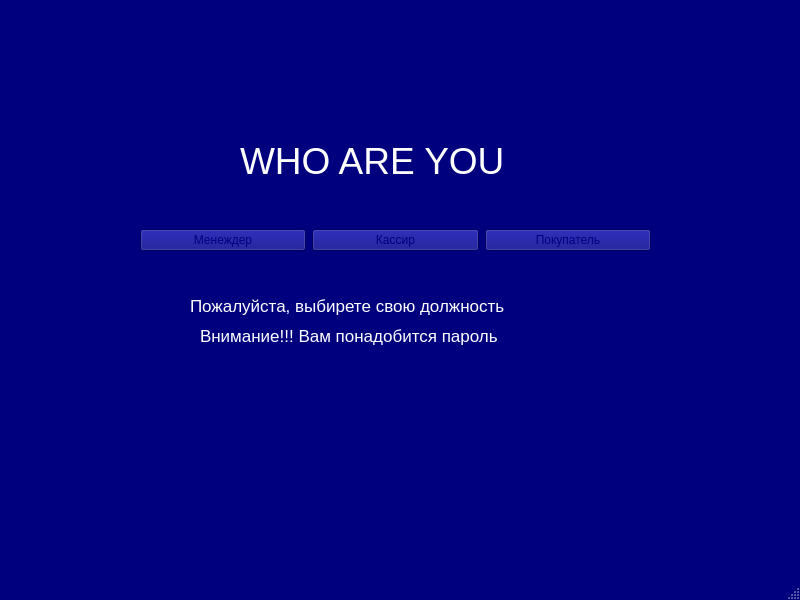
The window that first.ui (katiarapter/lyceum) describes before a commit, drawn with Qt 5.
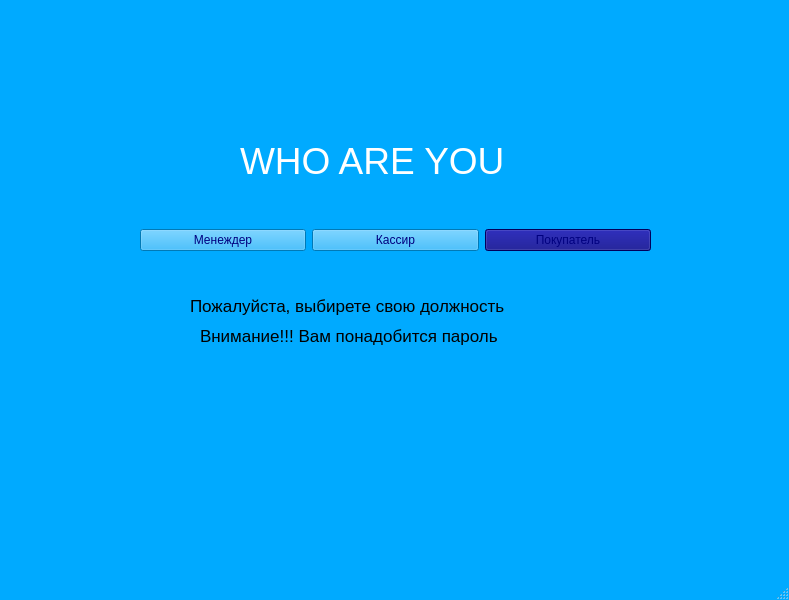
The same window after the commit.

Commit message: change backgrounds of second windows

What changed in the file:
```diff
--- a/first.ui
+++ b/first.ui
@@ -6,7 +6,7 @@
    <rect>
     <x>0</x>
     <y>0</y>
-    <width>800</width>
+    <width>789</width>
     <height>600</height>
    </rect>
   </property>
@@ -16,9 +16,9 @@
      <colorrole role="WindowText">
       <brush brushstyle="SolidPattern">
        <color alpha="255">
-        <red>255</red>
-        <green>255</green>
-        <blue>255</blue>
+        <red>0</red>
+        <green>0</green>
+        <blue>0</blue>
        </color>
       </brush>
      </colorrole>
@@ -26,26 +26,26 @@
       <brush brushstyle="SolidPattern">
        <color alpha="255">
         <red>0</red>
-        <green>0</green>
-        <blue>127</blue>
+        <green>170</green>
+        <blue>255</blue>
        </color>
       </brush>
      </colorrole>
      <colorrole role="Light">
       <brush brushstyle="SolidPattern">
        <color alpha="255">
-        <red>0</red>
-        <green>0</green>
-        <blue>191</blue>
+        <red>127</red>
+        <green>213</green>
+        <blue>255</blue>
        </color>
       </brush>
      </colorrole>
      <colorrole role="Midlight">
       <brush brushstyle="SolidPattern">
        <color alpha="255">
-        <red>0</red>
-        <green>0</green>
-        <blue>159</blue>
+        <red>63</red>
+        <green>191</green>
+        <blue>255</blue>
        </color>
       </brush>
      </colorrole>
@@ -53,8 +53,8 @@
       <brush brushstyle="SolidPattern">
        <color alpha="255">
         <red>0</red>
-        <green>0</green>
-        <blue>63</blue>
+        <green>85</green>
+        <blue>127</blue>
        </color>
       </brush>
      </colorrole>
@@ -62,17 +62,17 @@
       <brush brushstyle="SolidPattern">
        <color alpha="255">
         <red>0</red>
-        <green>0</green>
-        <blue>84</blue>
+        <green>113</green>
+        <blue>170</blue>
        </color>
       </brush>
      </colorrole>
      <colorrole role="Text">
       <brush brushstyle="SolidPattern">
        <color alpha="255">
-        <red>255</red>
-        <green>255</green>
-        <blue>255</blue>
+        <red>0</red>
+        <green>0</green>
+        <blue>0</blue>
        </color>
       </brush>
      </colorrole>
@@ -88,18 +88,18 @@
      <colorrole role="ButtonText">
       <brush brushstyle="SolidPattern">
        <color alpha="255">
-        <red>255</red>
-        <green>255</green>
-        <blue>255</blue>
+        <red>0</red>
+        <green>0</green>
+        <blue>0</blue>
        </color>
       </brush>
      </colorrole>
      <colorrole role="Base">
       <brush brushstyle="SolidPattern">
        <color alpha="255">
-        <red>0</red>
-        <green>0</green>
-        <blue>0</blue>
+        <red>255</red>
+        <green>255</green>
+        <blue>255</blue>
        </color>
       </brush>
      </colorrole>
@@ -107,8 +107,8 @@
       <brush brushstyle="SolidPattern">
        <color alpha="255">
         <red>0</red>
-        <green>0</green>
-        <blue>127</blue>
+        <green>170</green>
+        <blue>255</blue>
        </color>
       </brush>
      </colorrole>
@@ -124,9 +124,9 @@
      <colorrole role="AlternateBase">
       <brush brushstyle="SolidPattern">
        <color alpha="255">
-        <red>0</red>
-        <green>0</green>
-        <blue>63</blue>
+        <red>127</red>
+        <green>212</green>
+        <blue>255</blue>
        </color>
       </brush>
      </colorrole>
@@ -153,9 +153,9 @@
      <colorrole role="WindowText">
       <brush brushstyle="SolidPattern">
        <color alpha="255">
-        <red>255</red>
-        <green>255</green>
-        <blue>255</blue>
+        <red>0</red>
+        <green>0</green>
+        <blue>0</blue>
        </color>
       </brush>
      </colorrole>
@@ -163,26 +163,26 @@
       <brush brushstyle="SolidPattern">
        <color alpha="255">
         <red>0</red>
-        <green>0</green>
-        <blue>127</blue>
+        <green>170</green>
+        <blue>255</blue>
        </color>
       </brush>
      </colorrole>
      <colorrole role="Light">
       <brush brushstyle="SolidPattern">
        <color alpha="255">
-        <red>0</red>
-        <green>0</green>
-        <blue>191</blue>
+        <red>127</red>
+        <green>213</green>
+        <blue>255</blue>
        </color>
       </brush>
      </colorrole>
      <colorrole role="Midlight">
       <brush brushstyle="SolidPattern">
        <color alpha="255">
-        <red>0</red>
-        <green>0</green>
-        <blue>159</blue>
+        <red>63</red>
+        <green>191</green>
+        <blue>255</blue>
        </color>
       </brush>
      </colorrole>
@@ -190,8 +190,8 @@
       <brush brushstyle="SolidPattern">
        <color alpha="255">
         <red>0</red>
-        <green>0</green>
-        <blue>63</blue>
+        <green>85</green>
+        <blue>127</blue>
        </color>
       </brush>
      </colorrole>
@@ -199,17 +199,17 @@
       <brush brushstyle="SolidPattern">
        <color alpha="255">
         <red>0</red>
-        <green>0</green>
-        <blue>84</blue>
+        <green>113</green>
+        <blue>170</blue>
        </color>
       </brush>
      </colorrole>
      <colorrole role="Text">
       <brush brushstyle="SolidPattern">
        <color alpha="255">
-        <red>255</red>
-        <green>255</green>
-        <blue>255</blue>
+        <red>0</red>
+        <green>0</green>
+        <blue>0</blue>
        </color>
       </brush>
      </colorrole>
@@ -225,18 +225,18 @@
      <colorrole role="ButtonText">
       <brush brushstyle="SolidPattern">
        <color alpha="255">
-        <red>255</red>
-        <green>255</green>
-        <blue>255</blue>
+        <red>0</red>
+        <green>0</green>
+        <blue>0</blue>
        </color>
       </brush>
      </colorrole>
      <colorrole role="Base">
       <brush brushstyle="SolidPattern">
        <color alpha="255">
-        <red>0</red>
-        <green>0</green>
-        <blue>0</blue>
+        <red>255</red>
+        <green>255</green>
+        <blue>255</blue>
        </color>
       </brush>
      </colorrole>
@@ -244,8 +244,8 @@
       <brush brushstyle="SolidPattern">
        <color alpha="255">
         <red>0</red>
-        <green>0</green>
-        <blue>127</blue>
+        <green>170</green>
+        <blue>255</blue>
        </color>
       </brush>
      </colorrole>
@@ -261,9 +261,9 @@
      <colorrole role="AlternateBase">
       <brush brushstyle="SolidPattern">
        <color alpha="255">
-        <red>0</red>
-        <green>0</green>
-        <blue>63</blue>
+        <red>127</red>
+        <green>212</green>
+        <blue>255</blue>
        </color>
       </brush>
      </colorrole>
@@ -291,8 +291,8 @@
       <brush brushstyle="SolidPattern">
        <color alpha="255">
         <red>0</red>
-        <green>0</green>
-        <blue>63</blue>
+        <green>85</green>
+        <blue>127</blue>
        </color>
       </brush>
      </colorrole>
@@ -300,26 +300,26 @@
       <brush brushstyle="SolidPattern">
        <color alpha="255">
         <red>0</red>
-        <green>0</green>
-        <blue>127</blue>
+        <green>170</green>
+        <blue>255</blue>
        </color>
       </brush>
      </colorrole>
      <colorrole role="Light">
       <brush brushstyle="SolidPattern">
        <color alpha="255">
-        <red>0</red>
-        <green>0</green>
-        <blue>191</blue>
+        <red>127</red>
+        <green>213</green>
+        <blue>255</blue>
        </color>
       </brush>
      </colorrole>
      <colorrole role="Midlight">
       <brush brushstyle="SolidPattern">
        <color alpha="255">
-        <red>0</red>
-        <green>0</green>
-        <blue>159</blue>
+        <red>63</red>
+        <green>191</green>
+        <blue>255</blue>
        </color>
       </brush>
      </colorrole>
@@ -327,8 +327,8 @@
       <brush brushstyle="SolidPattern">
        <color alpha="255">
         <red>0</red>
-        <green>0</green>
-        <blue>63</blue>
+        <green>85</green>
+        <blue>127</blue>
        </color>
       </brush>
      </colorrole>
@@ -336,8 +336,8 @@
       <brush brushstyle="SolidPattern">
        <color alpha="255">
         <red>0</red>
-        <green>0</green>
-        <blue>84</blue>
+        <green>113</green>
+        <blue>170</blue>
        </color>
       </brush>
      </colorrole>
@@ -345,8 +345,8 @@
       <brush brushstyle="SolidPattern">
        <color alpha="255">
         <red>0</red>
-        <green>0</green>
-        <blue>63</blue>
+        <green>85</green>
+        <blue>127</blue>
        </color>
       </brush>
      </colorrole>
@@ -363,8 +363,8 @@
       <brush brushstyle="SolidPattern">
        <color alpha="255">
         <red>0</red>
-        <green>0</green>
-        <blue>63</blue>
+        <green>85</green>
+        <blue>127</blue>
        </color>
       </brush>
      </colorrole>
@@ -372,8 +372,8 @@
       <brush brushstyle="SolidPattern">
        <color alpha="255">
         <red>0</red>
-        <green>0</green>
-        <blue>127</blue>
+        <green>170</green>
+        <blue>255</blue>
        </color>
       </brush>
      </colorrole>
@@ -381,8 +381,8 @@
       <brush brushstyle="SolidPattern">
        <color alpha="255">
         <red>0</red>
-        <green>0</green>
-        <blue>127</blue>
+        <green>170</green>
+        <blue>255</blue>
        </color>
       </brush>
      </colorrole>
@@ -399,8 +399,8 @@
       <brush brushstyle="SolidPattern">
        <color alpha="255">
         <red>0</red>
-        <green>0</green>
-        <blue>127</blue>
+        <green>170</green>
+        <blue>255</blue>
        </color>
       </brush>
      </colorrole>
```
Left out of the diff: 2 changed lines with no effect on the pictures. The commit also changes 1 other file.
